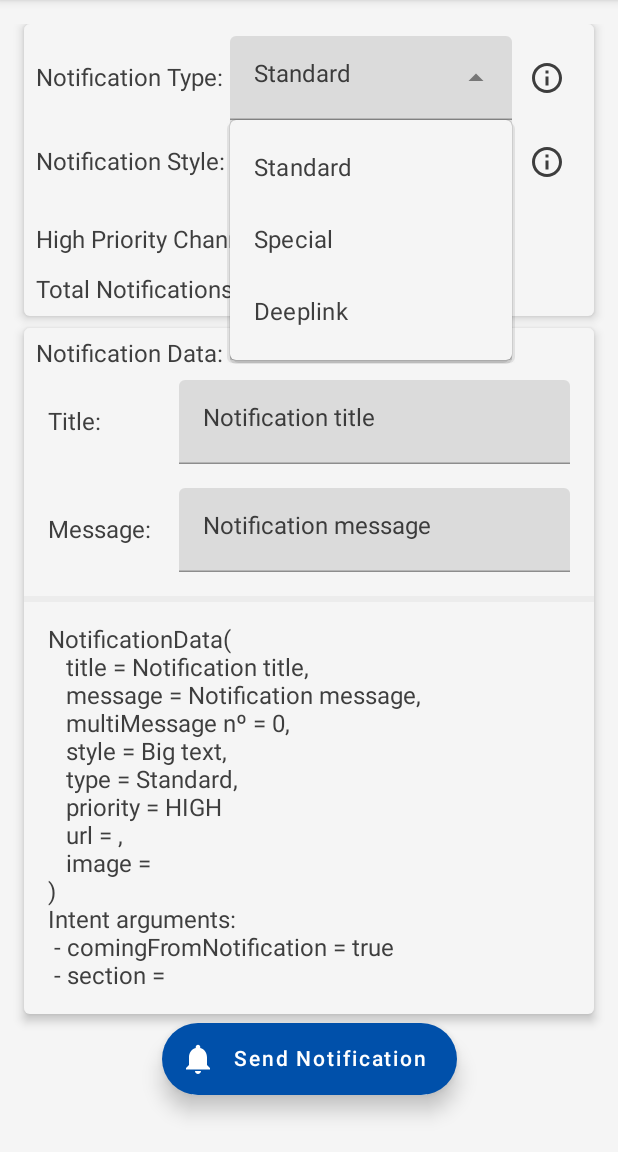
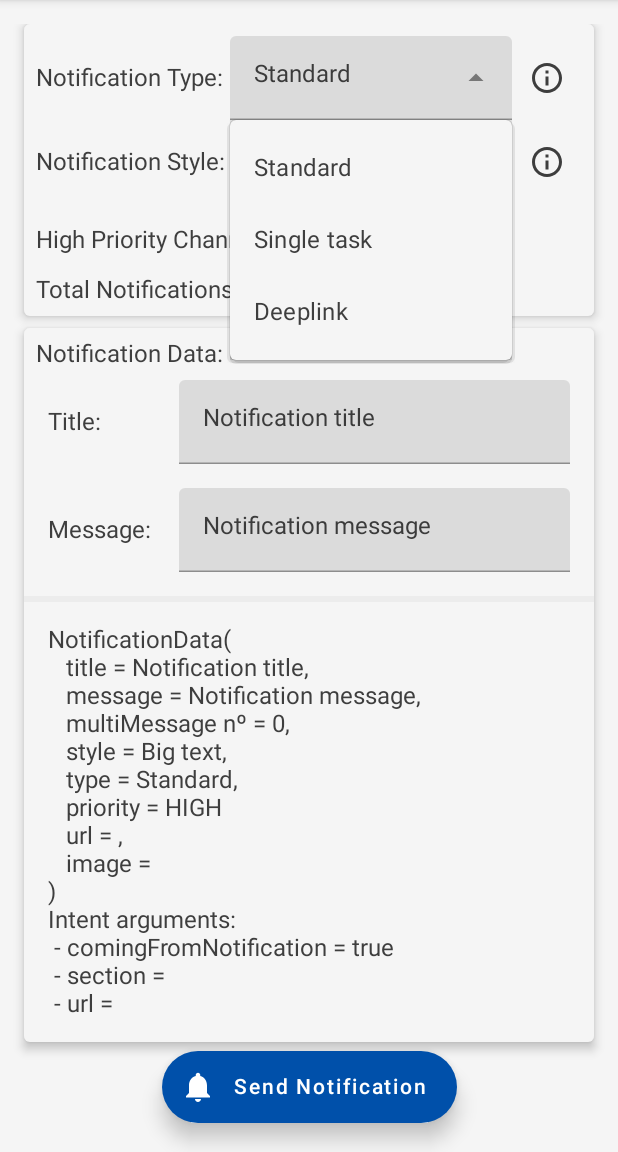
Before and after one commit to SkarCBR/Notification-Playground, an Android app built with Jetpack Compose: the screen it shows after launch (MainActivity), after a tap on an icon or button, on a phone screen of 412 x 824 dp, the part 84-1236 px from its top. Run offline under Robolectric (Android 15) with nearby library versions, the phone set to English and light mode, and no system bars; 4 statements that could not run were skipped.

Commit message:
added some extra info && some renaming

```diff
--- a/app/src/main/java/com/mrskar/notificationsplayground/MainActivity.kt
+++ b/app/src/main/java/com/mrskar/notificationsplayground/MainActivity.kt
@@ -113,12 +113,12 @@ class MainActivity : ComponentActivity() {
         comingFromNotification: Boolean
     ) {
         when {
-            section == "result" -> {
+            section == "child" -> {
                 startActivity(
                     ChildActivity.buildIntent(this, comingFromNotification, section, url)
                 )
             }
-            section == "special" -> {
+            section == "singletask" -> {
                 startActivity(
                     SingleTaskActivity.buildIntent(this, comingFromNotification, section, url)
                         .apply {
--- a/app/src/main/java/com/mrskar/notificationsplayground/composables/DropdownPushType.kt
+++ b/app/src/main/java/com/mrskar/notificationsplayground/composables/DropdownPushType.kt
@@ -1,19 +1,14 @@
 package com.mrskar.notificationsplayground.composables
 
-import androidx.compose.foundation.background
 import androidx.compose.foundation.clickable
 import androidx.compose.foundation.layout.Row
-import androidx.compose.foundation.layout.absolutePadding
 import androidx.compose.foundation.layout.fillMaxWidth
-import androidx.compose.foundation.layout.height
-import androidx.compose.foundation.layout.padding
 import androidx.compose.material.DropdownMenuItem
 import androidx.compose.material.ExperimentalMaterialApi
 import androidx.compose.material.ExposedDropdownMenuBox
 import androidx.compose.material.ExposedDropdownMenuDefaults
 import androidx.compose.material.Icon
 import androidx.compose.material.IconButton
-import androidx.compose.material.MaterialTheme
 import androidx.compose.material.Text
 import androidx.compose.material.TextField
 import androidx.compose.material.icons.Icons
@@ -26,7 +21,6 @@ import androidx.compose.runtime.setValue
 import androidx.compose.ui.Alignment.Companion.CenterVertically
 import androidx.compose.ui.Modifier
 import androidx.compose.ui.tooling.preview.Preview
-import androidx.compose.ui.unit.dp
 import com.mrskar.notificationsplayground.models.NotificationTypes
 import com.mrskar.notificationsplayground.ui.theme.NotificationsPlaygroundTheme
 
@@ -37,7 +31,7 @@ fun DropdownPushType(onItemSelected: (NotificationTypes) -> Unit) {
     val openDialog = remember { mutableStateOf(false) }
     val items = listOf(
         NotificationTypes.STANDARD,
-        NotificationTypes.SPECIAL,
+        NotificationTypes.SINGLE_TASK,
         NotificationTypes.DEEPLINK,
     )
     var selectedIndex by remember { mutableStateOf(0) }
@@ -50,7 +44,9 @@ fun DropdownPushType(onItemSelected: (NotificationTypes) -> Unit) {
         ) {
             TextField(
                 readOnly = true,
-                value = items[selectedIndex].name.lowercase().replaceFirstChar { it.uppercase() },
+                value = items[selectedIndex].name.lowercase()
+                    .replaceFirstChar { it.uppercase() }
+                    .replace("_", " "),
                 onValueChange = {},
                 modifier = Modifier
                     .clickable(onClick = { expanded = true })
@@ -71,7 +67,10 @@ fun DropdownPushType(onItemSelected: (NotificationTypes) -> Unit) {
                         expanded = false
                         onItemSelected(item)
                     }) {
-                        Text(text = item.name.lowercase().replaceFirstChar { it.uppercase() })
+                        Text(text = item.name.lowercase()
+                            .replaceFirstChar { it.uppercase() }
+                            .replace("_", " ")
+                        )
                     }
                 }
             }
--- a/app/src/main/java/com/mrskar/notificationsplayground/composables/InfoTypesDialogComponent.kt
+++ b/app/src/main/java/com/mrskar/notificationsplayground/composables/InfoTypesDialogComponent.kt
@@ -68,7 +68,7 @@ private fun InfoTypesDialogContent() {
         }
         Column(Modifier.padding(4.dp)) {
             Text(
-                text = "Special",
+                text = "Single Task",
                 fontWeight = FontWeight.Bold
             )
             Text(
--- a/app/src/main/java/com/mrskar/notificationsplayground/composables/NotificationDataComponent.kt
+++ b/app/src/main/java/com/mrskar/notificationsplayground/composables/NotificationDataComponent.kt
@@ -92,7 +92,8 @@ fun NotificationDataComponent(
                 Text(
                     text = "Intent arguments:\n" +
                         " - comingFromNotification = true\n" +
-                        " - section = ${notificationData.url.value.substringAfter(".com/", "")}"
+                        " - section = ${notificationData.url.value.substringAfter(".com/", "")}\n" +
+                        " - url = ${notificationData.url.value}"
                 )
             }
         }
--- a/app/src/main/java/com/mrskar/notificationsplayground/composables/SingleTaskComponent.kt
+++ b/app/src/main/java/com/mrskar/notificationsplayground/composables/SingleTaskComponent.kt
@@ -97,7 +97,7 @@ fun SingleTaskComponent(
                             text = "This button will navigate to the App Section provided with " +
                                 "this Intent arguments:\n" +
                                 " -comingFromNotification = false\n" +
-                                " -section = $sectionToNavigate" +
+                                " -section = $sectionToNavigate\n" +
                                 " -url = $url",
                             modifier = Modifier
                                 .padding(8.dp)
--- a/app/src/main/java/com/mrskar/notificationsplayground/models/NotificationTypes.kt
+++ b/app/src/main/java/com/mrskar/notificationsplayground/models/NotificationTypes.kt
@@ -2,6 +2,6 @@ package com.mrskar.notificationsplayground.models
 
 enum class NotificationTypes {
     STANDARD,
-    SPECIAL,
+    SINGLE_TASK,
     DEEPLINK,
 }
```
Also changed, not shown: app/src/main/AndroidManifest.xml (+11 -1 lines), app/src/main/java/com/mrskar/notificationsplayground/IntentProvider.kt (+18 -14 lines), app/src/main/java/com/mrskar/notificationsplayground/composables/ChildComponent.kt (+19 -2 lines).
